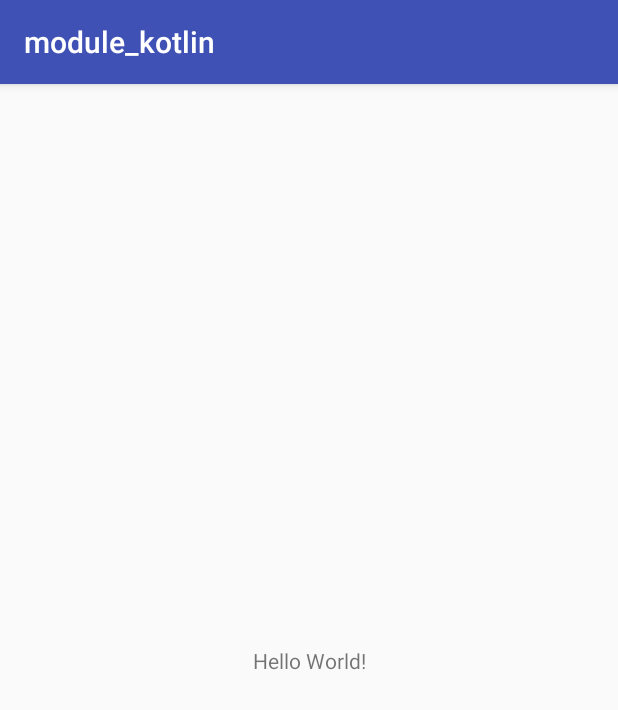
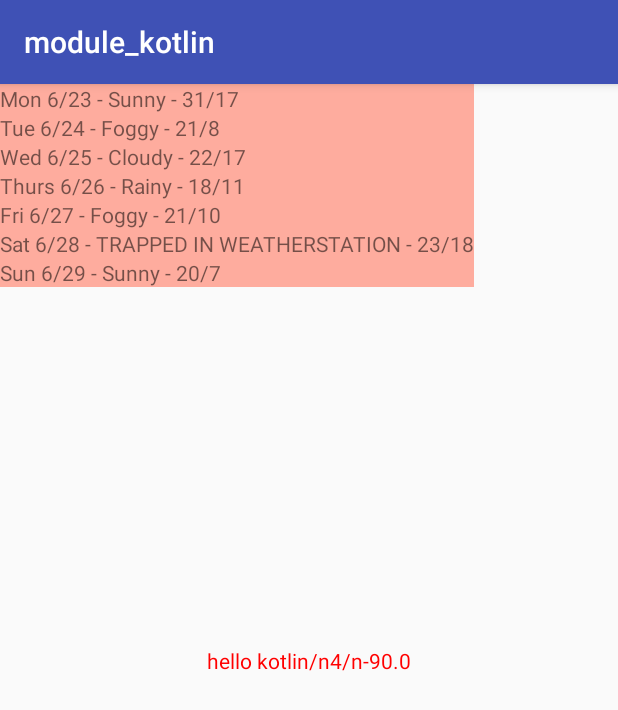
Before and after one commit to SupingX/MyApplication, an Android app: the screen it shows after launch (MainActivity), on a phone screen of 412 x 824 dp. Shown: the top 710 px of the screen. Run offline under Robolectric (Android 15) with nearby library versions, the phone set to English and light mode, and no system bars.

Commit message:
Lesion 1 体验kotlin

```diff
--- a/module_kotlin/build.gradle
+++ b/module_kotlin/build.gradle
@@ -63,6 +63,7 @@ dependencies {
     implementation fileTree(dir: 'libs', include: ['*.jar'])
     api project(':lib_mvvm')
     implementation deps.kotlins.kotlin_stdlib_jre7
+    implementation deps.kotlins.test
 
     implementation "com.polidea.rxandroidble2:rxandroidble:1.8.0"
     implementation 'com.github.CymChad:BaseRecyclerViewAdapterHelper:2.9.34'
--- a/module_kotlin/src/main/java/com/laputa/zeejp/module_kotlin/MainActivity.java
+++ /dev/null
@@ -1,13 +0,0 @@
-package com.laputa.zeejp.module_kotlin;
-
-import android.support.v7.app.AppCompatActivity;
-import android.os.Bundle;
-
-public class MainActivity extends AppCompatActivity {
-
-    @Override
-    protected void onCreate(Bundle savedInstanceState) {
-        super.onCreate(savedInstanceState);
-        setContentView(R.layout.activity_main);
-    }
-}
--- /dev/null
+++ b/module_kotlin/src/main/java/com/laputa/zeejp/module_kotlin/MainActivity.kt
@@ -0,0 +1,51 @@
+package com.laputa.zeejp.module_kotlin
+
+import android.graphics.Color
+import android.support.v7.app.AppCompatActivity
+import android.os.Bundle
+import android.support.v7.widget.LinearLayoutManager
+import android.support.v7.widget.RecyclerView
+import com.laputa.zeejp.module_kotlin.adapter.ForecastAdapter
+import com.laputa.zeejp.module_kotlin.test.lession_1.Animal
+import com.laputa.zeejp.module_kotlin.test.lession_1.Any
+import kotlinx.android.synthetic.main.activity_main.*
+
+class MainActivity : AppCompatActivity() {
+    private val items = listOf(
+            "Mon 6/23 - Sunny - 31/17",
+            "Tue 6/24 - Foggy - 21/8",
+            "Wed 6/25 - Cloudy - 22/17",
+            "Thurs 6/26 - Rainy - 18/11",
+            "Fri 6/27 - Foggy - 21/10",
+            "Sat 6/28 - TRAPPED IN WEATHERSTATION - 23/18",
+            "Sun 6/29 - Sunny - 20/7"
+    )
+
+    override fun onCreate(savedInstanceState: Bundle?) {
+        super.onCreate(savedInstanceState)
+        setContentView(R.layout.activity_main)
+        tv_hello.setTextColor(Color.RED)
+        tv_hello.text = "hello kotlin"
+
+        dev()
+        initRecyclerView()
+    }
+
+    private fun initRecyclerView() {
+
+        recycler.layoutManager = LinearLayoutManager(this)
+        recycler.adapter = ForecastAdapter(items)
+         (recycler.adapter as ForecastAdapter).notifyDataSetChanged()
+    }
+
+    private fun dev() {
+        var any = Any("hello")
+        var animal = Animal("zeej", "ccc")
+        var sum = animal.add(1, 3)
+        val reduce = Animal("ccc",null).reduce(10, 100)
+        tv_hello.append("/n$sum")
+        tv_hello.append("/n$reduce")
+
+
+    }
+}
--- /dev/null
+++ b/module_kotlin/src/main/java/com/laputa/zeejp/module_kotlin/adapter/ForecastAdapter.kt
@@ -0,0 +1,24 @@
+package com.laputa.zeejp.module_kotlin.adapter
+
+import android.support.v7.widget.RecyclerView
+import android.view.LayoutInflater
+import android.view.ViewGroup
+import android.widget.TextView
+import com.laputa.zeejp.module_kotlin.R
+import kotlinx.android.synthetic.main.item_forecast.view.*
+
+class ForecastAdapter(val dataList: List<String>) : RecyclerView.Adapter<ForecastAdapter.ViewHolder>() {
+    override fun onCreateViewHolder(p0: ViewGroup, p1: Int): ViewHolder {
+        val view = LayoutInflater.from(p0.context).inflate(R.layout.item_forecast, null, false)
+        return ViewHolder(view.tv_text)
+    }
+
+    override fun getItemCount(): Int =dataList.size
+
+    override fun onBindViewHolder(p0: ViewHolder, p1: Int) {
+        p0.view.tv_text.text = dataList[p1]
+    }
+
+    class ViewHolder(val view: TextView) : RecyclerView.ViewHolder(view)
+
+}
--- /dev/null
+++ b/module_kotlin/src/main/java/com/laputa/zeejp/module_kotlin/test/lession_1/Animal.kt
@@ -0,0 +1,3 @@
+package com.laputa.zeejp.module_kotlin.test.lession_1
+
+class Animal(name: String, nickname: String?) : com.laputa.zeejp.module_kotlin.test.lession_1.Any(name)
--- /dev/null
+++ b/module_kotlin/src/main/java/com/laputa/zeejp/module_kotlin/test/lession_1/Any.kt
@@ -0,0 +1,9 @@
+package com.laputa.zeejp.module_kotlin.test.lession_1
+
+open class Any(name: String) {
+    fun add(x: Int, y: Int): Int {
+        return x + y
+    }
+
+    fun reduce(x: Int, y: Int): Double = x - y * 1.0
+}
--- /dev/null
+++ b/module_kotlin/src/main/java/com/laputa/zeejp/module_kotlin/test/lession_1/FirstKotlinClass.kt
@@ -0,0 +1,3 @@
+package com.laputa.zeejp.module_kotlin.test.lession_1
+
+class FirstKotlinClass(name:String,address:String)
--- /dev/null
+++ b/module_kotlin/src/main/java/com/laputa/zeejp/module_kotlin/test/lession_1/Person.kt
@@ -0,0 +1,12 @@
+package com.laputa.zeejp.module_kotlin.test.lession_1
+
+class Persion(name: String, age: Int = 100, sex: String?) : Any(name) {
+   /* fun sayHi(hi: String = "hello girls"): String {
+        return "say:\"$hi\""
+    }*/
+
+    fun sayHi(hi: String = "hello girls",tag:String = javaClass.simpleName): String {
+        return "$tag say:\"$hi\""
+    }
+
+}
--- a/module_kotlin/src/main/res/layout/activity_main.xml
+++ b/module_kotlin/src/main/res/layout/activity_main.xml
@@ -7,6 +7,7 @@
     tools:context=".MainActivity">
 
     <TextView
+        android:id="@+id/tv_hello"
         android:layout_width="wrap_content"
         android:layout_height="wrap_content"
         android:text="Hello World!"
@@ -15,4 +16,10 @@
         app:layout_constraintRight_toRightOf="parent"
         app:layout_constraintTop_toTopOf="parent" />
 
+    <android.support.v7.widget.RecyclerView
+        android:id="@+id/recycler"
+        android:layout_width="wrap_content"
+        android:layout_height="wrap_content"
+        android:background="#cf98" />
+
 </android.support.constraint.ConstraintLayout>
--- /dev/null
+++ b/module_kotlin/src/main/res/layout/item_forecast.xml
@@ -0,0 +1,13 @@
+<?xml version="1.0" encoding="utf-8"?>
+
+<TextView xmlns:android="http://schemas.android.com/apk/res/android"
+    xmlns:app="http://schemas.android.com/apk/res-auto"
+    xmlns:tools="http://schemas.android.com/tools"
+    android:id="@+id/tv_text"
+    android:layout_width="wrap_content"
+    android:layout_height="40dp"
+    android:text="Hello World!"
+    app:layout_constraintBottom_toBottomOf="parent"
+    app:layout_constraintLeft_toLeftOf="parent"
+    app:layout_constraintRight_toRightOf="parent"
+    app:layout_constraintTop_toTopOf="parent" />
--- a/versions.gradle
+++ b/versions.gradle
@@ -47,6 +47,7 @@ def deps = [:]
 def kotlins = [:]
 kotlins.kotlin_gradle_plugin="org.jetbrains.kotlin:kotlin-gradle-plugin:$versions.kotlin_version"
 kotlins.kotlin_stdlib_jre7="org.jetbrains.kotlin:kotlin-stdlib-jre7:$versions.kotlin_version"
+kotlins.test = "org.jetbrains.kotlin:kotlin-test-junit:$versions.kotlin_version"
 deps.kotlins = kotlins
 
 def support = [:]
```
Also changed, not shown: 2 other files.
